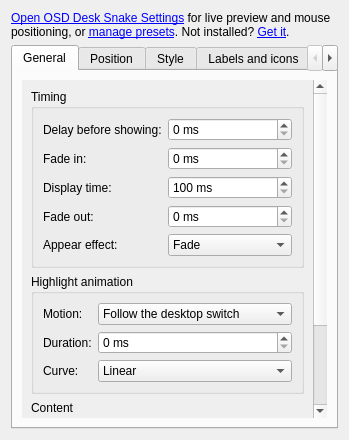
Qt form package/contents/ui/config.ui (rcspam/osd-desk-snake) before a commit.
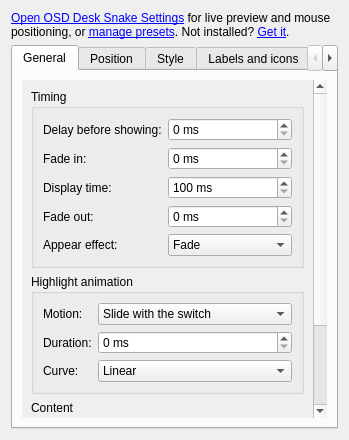
The same form after that commit. Custom widgets are drawn as their Qt base class.

Commit message:
Slide the highlight of the label, icon and window styles
With "follow the switch", each cell faded in and out as the highlight
point passed, which looked like a fade. The highlight of these styles
now slides from one cell to the next, position, size and corners
interpolated between the cells. The fading behaviour stays available as
a third motion, "Fade with the switch".

The edit to the form file:
```diff
--- a/package/contents/ui/config.ui
+++ b/package/contents/ui/config.ui
@@ -114,7 +114,7 @@
               <item row="0" column="1">
                <widget class="QComboBox" name="kcfg_HighlightMotion">
                 <item>
-                 <property name="text"><string>Follow the desktop switch</string></property>
+                 <property name="text"><string>Slide with the switch</string></property>
                 </item>
                 <item>
                  <property name="text"><string>Once the switch is done</string></property>
```
Left out of the diff: 5 changed lines with no effect on the pictures. The commit also changes 9 other files.
